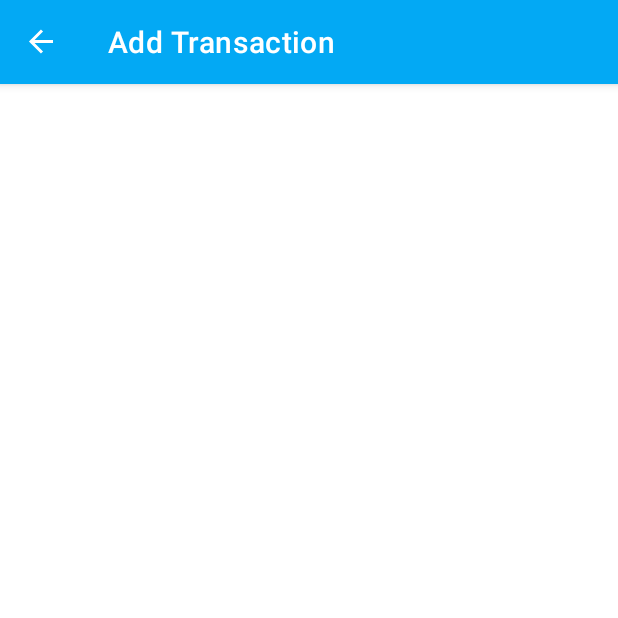
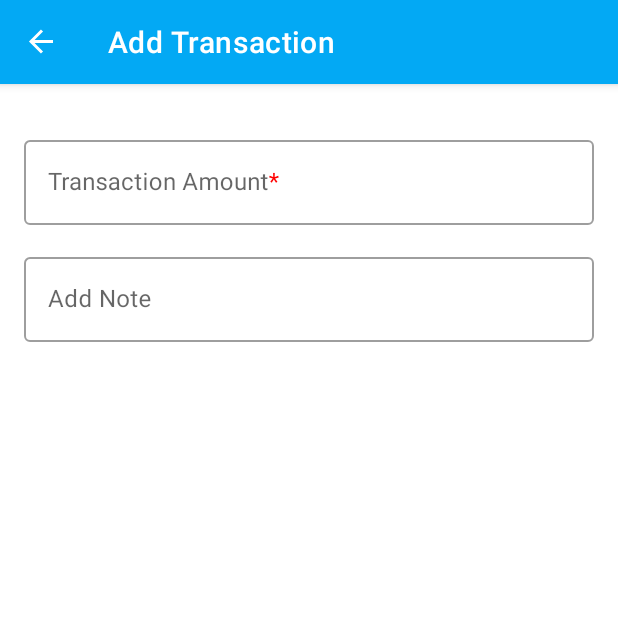
Before and after one commit to AKshattrived/Android-Study-Jams, an Android app: the AddTransactionFragment screen opened through its navigation route, on a phone screen of 412 x 824 dp, the top half of it. Run offline under Robolectric (Android 15) with nearby library versions, the phone set to English and light mode, and no system bars; our stand-ins replace navigation-ui.

Commit message:
transaction amount and note design in add transaction

```diff
--- a/app/src/main/res/layout/fragment_add_transaction.xml
+++ b/app/src/main/res/layout/fragment_add_transaction.xml
@@ -1,10 +1,52 @@
 <?xml version="1.0" encoding="utf-8"?>
-<FrameLayout xmlns:android="http://schemas.android.com/apk/res/android"
-    xmlns:tools="http://schemas.android.com/tools"
+<ScrollView xmlns:android="http://schemas.android.com/apk/res/android"
+    xmlns:app="http://schemas.android.com/apk/res-auto"
     android:layout_width="match_parent"
-    android:layout_height="match_parent"
-    tools:context=".AddTransactionFragment">
+    android:layout_height="match_parent">
+
+    <androidx.constraintlayout.widget.ConstraintLayout
+        android:layout_width="match_parent"
+        android:layout_height="wrap_content"
+        android:layout_margin="@dimen/margin">
+
+        <com.google.android.material.textfield.TextInputLayout
+            android:id="@+id/transaction_amount_label"
+            android:layout_width="0dp"
+            android:layout_height="wrap_content"
+            android:layout_marginTop="@dimen/margin"
+            android:hint="@string/transaction_amount_req"
+            app:layout_constraintEnd_toEndOf="parent"
+            app:layout_constraintStart_toStartOf="parent"
+            app:layout_constraintTop_toTopOf="parent"
+            app:prefixText="@string/currency_symbol">
+
+            <com.google.android.material.textfield.TextInputEditText
+                android:id="@+id/transaction_amount"
+                android:layout_width="match_parent"
+                android:layout_height="match_parent"
+                android:inputType="numberDecimal"
+                android:singleLine="true" />
+        </com.google.android.material.textfield.TextInputLayout>
+
+        <com.google.android.material.textfield.TextInputLayout
+            android:id="@+id/transaction_note_label"
+            android:layout_width="0dp"
+            android:layout_height="wrap_content"
+            android:layout_marginTop="@dimen/margin"
+            android:hint="@string/transaction_note"
+            app:layout_constraintEnd_toEndOf="parent"
+            app:layout_constraintStart_toStartOf="parent"
+            app:layout_constraintTop_toBottomOf="@+id/transaction_amount_label">
+
+            <com.google.android.material.textfield.TextInputEditText
+                android:id="@+id/account_name"
+                android:layout_width="match_parent"
+                android:layout_height="match_parent"
+                android:inputType="textAutoComplete|textCapWords"
+                android:singleLine="true" />
+        </com.google.android.material.textfield.TextInputLayout>
+
+    </androidx.constraintlayout.widget.ConstraintLayout>
 
 
-
-</FrameLayout>
+</ScrollView>
--- a/app/src/main/res/values/strings.xml
+++ b/app/src/main/res/values/strings.xml
@@ -8,6 +8,8 @@
     <string name="currency_symbol">₹</string>
     <string name="account_balance">Balance<font color='#FF0000'>*</font></string>
     <string name="account_name_req">Account Name<font color='#FF0000'>*</font></string>
+    <string name="transaction_amount_req">Transaction Amount<font color='#FF0000'>*</font></string>
+    <string name="transaction_note">Add Note</string>
     <string name="real_account">Real [<font color='#00FF00'>DEBIT(+) </font><font color='#FF0000'>CREDIT(-)</font>]</string>
     <string name="personal_account">Personal [<font color='#FF0000'>DEBIT(-) </font><font color='#00FF00'>CREDIT(+)</font>]</string>
     <!-- TODO: Remove or change this placeholder text -->
```
